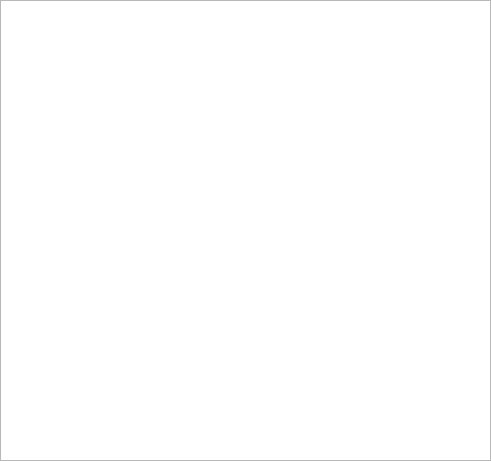
hftom/MachinTruc, file app/ui/fxpage.ui: the form before one commit.
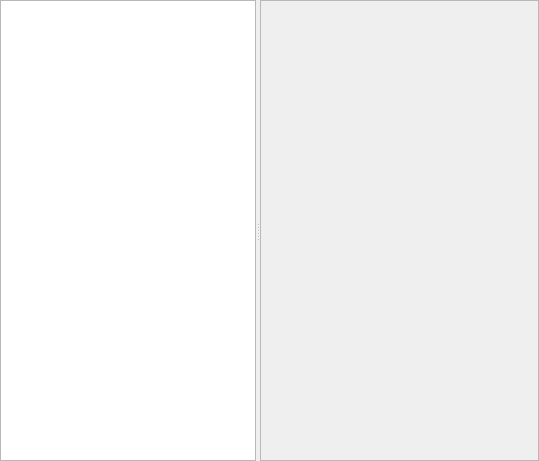
The form after the commit. Custom widgets are drawn as their Qt base class.

Diff of the .ui file:
```diff
--- a/app/ui/fxpage.ui
+++ b/app/ui/fxpage.ui
@@ -6,7 +6,7 @@
    <rect>
     <x>0</x>
     <y>0</y>
-    <width>491</width>
+    <width>539</width>
     <height>461</height>
    </rect>
   </property>
@@ -17,14 +17,41 @@
    <property name="margin">
     <number>0</number>
    </property>
-   <property name="spacing">
-    <number>0</number>
-   </property>
    <item row="0" column="0">
-    <widget class="QListWidget" name="listWidget"/>
+    <widget class="QSplitter" name="splitter">
+     <property name="orientation">
+      <enum>Qt::Horizontal</enum>
+     </property>
+     <widget class="EffectListWidget" name="listWidget">
+      <property name="focusPolicy">
+       <enum>Qt::NoFocus</enum>
+      </property>
+     </widget>
+     <widget class="QScrollArea" name="effectsWidget">
+      <property name="sizePolicy">
+       <sizepolicy hsizetype="Expanding" vsizetype="Expanding">
+        <horstretch>1</horstretch>
+        <verstretch>0</verstretch>
+       </sizepolicy>
+      </property>
+      <property name="focusPolicy">
+       <enum>Qt::NoFocus</enum>
+      </property>
+      <property name="widgetResizable">
+       <bool>true</bool>
+      </property>
+     </widget>
+    </widget>
    </item>
   </layout>
  </widget>
+ <customwidgets>
+  <customwidget>
+   <class>EffectListWidget</class>
+   <extends>QListWidget</extends>
+   <header>gui/effectlistwidget.h</header>
+  </customwidget>
+ </customwidgets>
  <resources/>
  <connections/>
 </ui>
```
